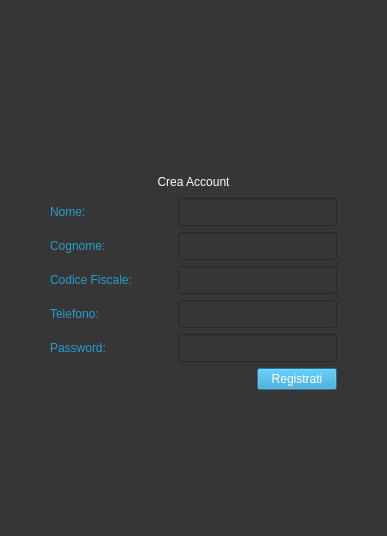
Before: the Qt Designer form Viste/Accesso/GUI/createacc.ui in GiulianiM/Noleggio, drawn with Qt 5.
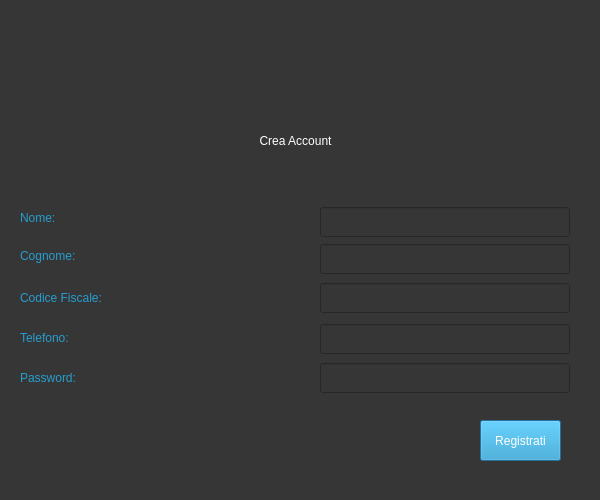
After: the same form once the commit is applied. Icons and pictures are not drawn.

Diff of the .ui file:
```diff
--- a/Viste/Accesso/GUI/createacc.ui
+++ b/Viste/Accesso/GUI/createacc.ui
@@ -6,8 +6,8 @@
    <rect>
     <x>0</x>
     <y>0</y>
-    <width>387</width>
-    <height>536</height>
+    <width>600</width>
+    <height>500</height>
    </rect>
   </property>
   <property name="windowTitle">
@@ -21,26 +21,35 @@
   <property name="styleSheet">
    <string notr="true">background-color: rgb(54, 54, 54);</string>
   </property>
-  <layout class="QGridLayout" name="gridLayout">
-   <item row="2" column="0">
-    <spacer name="horizontalSpacer_5">
-     <property name="orientation">
-      <enum>Qt::Horizontal</enum>
-     </property>
-     <property name="sizeHint" stdset="0">
-      <size>
-       <width>40</width>
-       <height>20</height>
-      </size>
-     </property>
-    </spacer>
-   </item>
-   <item row="3" column="1">
-    <layout class="QHBoxLayout" name="layout_3">
-     <item>
-      <layout class="QVBoxLayout" name="verticalLayout">
-       <item>
+  <widget class="QLabel" name="label">
+   <property name="geometry">
+    <rect>
+     <x>150</x>
+     <y>100</y>
+     <width>291</width>
+     <height>81</height>
+    </rect>
+   </property>
+   <property name="styleSheet">
+    <string notr="true">color: rgb(255, 255, 255);
+font: 28pt &quot;Segoe UI&quot;;</string>
+   </property>
+   <property name="text">
+    <string>Crea Account</string>
+   </property>
+   <property name="alignment">
+    <set>Qt::AlignCenter</set>
+   </property>
+  </widget>
         <widget class="QLabel" name="label_2">
+   <property name="geometry">
+    <rect>
+     <x>20</x>
+     <y>200</y>
+     <width>101</width>
+     <height>36</height>
+    </rect>
+   </property>
          <property name="styleSheet">
           <string notr="true">color: rgb(38, 157, 206);
 font: 20pt &quot;Segoe UI&quot;;</string>
@@ -49,9 +58,15 @@
           <string>Nome:</string>
          </property>
         </widget>
-       </item>
-       <item>
         <widget class="QLabel" name="label_3">
+   <property name="geometry">
+    <rect>
+     <x>20</x>
+     <y>230</y>
+     <width>151</width>
+     <height>51</height>
+    </rect>
+   </property>
          <property name="styleSheet">
           <string notr="true">color: rgb(38, 157, 206);
 font: 20pt &quot;Segoe UI&quot;;</string>
@@ -60,9 +75,51 @@
           <string>Cognome:</string>
          </property>
         </widget>
-       </item>
-       <item>
+  <widget class="QLabel" name="label_4">
+   <property name="geometry">
+    <rect>
+     <x>260</x>
+     <y>20</y>
+     <width>81</width>
+     <height>81</height>
+    </rect>
+   </property>
+   <property name="text">
+    <string/>
+   </property>
+   <property name="pixmap">
+    <pixmap>../../logo.png</pixmap>
+   </property>
+   <property name="scaledContents">
+    <bool>true</bool>
+   </property>
+  </widget>
+  <widget class="QPushButton" name="signupbutton">
+   <property name="geometry">
+    <rect>
+     <x>480</x>
+     <y>420</y>
+     <width>81</width>
+     <height>41</height>
+    </rect>
+   </property>
+   <property name="styleSheet">
+    <string notr="true">font-size:14; color:white;background-color:rgb(38, 157, 206)
+</string>
+   </property>
+   <property name="text">
+    <string>Registrati</string>
+   </property>
+  </widget>
         <widget class="QLabel" name="label_5">
+   <property name="geometry">
+    <rect>
+     <x>20</x>
+     <y>280</y>
+     <width>211</width>
+     <height>36</height>
+    </rect>
+   </property>
          <property name="styleSheet">
           <string notr="true">color: rgb(38, 157, 206);
 font: 20pt &quot;Segoe UI&quot;;</string>
@@ -71,20 +128,15 @@
           <string>Codice Fiscale:</string>
          </property>
         </widget>
-       </item>
-       <item>
-        <widget class="QLabel" name="label_7">
-         <property name="styleSheet">
-          <string notr="true">color: rgb(38, 157, 206);
-font: 20pt &quot;Segoe UI&quot;;</string>
-         </property>
-         <property name="text">
-          <string>Telefono:</string>
-         </property>
-        </widget>
-       </item>
-       <item>
         <widget class="QLabel" name="label_6">
+   <property name="geometry">
+    <rect>
+     <x>20</x>
+     <y>360</y>
+     <width>141</width>
+     <height>36</height>
+    </rect>
+   </property>
          <property name="styleSheet">
           <string notr="true">color: rgb(38, 157, 206);
 font: 20pt &quot;Segoe UI&quot;;</string>
@@ -93,109 +145,84 @@
           <string>Password:</string>
          </property>
         </widget>
-       </item>
-      </layout>
-     </item>
-     <item>
-      <spacer name="horizontalSpacer_4">
-       <property name="orientation">
-        <enum>Qt::Horizontal</enum>
-       </property>
-       <property name="sizeHint" stdset="0">
-        <size>
-         <width>40</width>
-         <height>20</height>
-        </size>
-       </property>
-      </spacer>
-     </item>
-     <item>
-      <layout class="QVBoxLayout" name="verticalLayout_2">
-       <item>
+  <widget class="QLabel" name="label_7">
+   <property name="geometry">
+    <rect>
+     <x>20</x>
+     <y>320</y>
+     <width>141</width>
+     <height>36</height>
+    </rect>
+   </property>
+   <property name="styleSheet">
+    <string notr="true">color: rgb(38, 157, 206);
+font: 20pt &quot;Segoe UI&quot;;</string>
+   </property>
+   <property name="text">
+    <string>Telefono:</string>
+   </property>
+  </widget>
         <widget class="QLineEdit" name="nome">
-         <property name="sizePolicy">
-          <sizepolicy hsizetype="MinimumExpanding" vsizetype="Minimum">
-           <horstretch>0</horstretch>
-           <verstretch>0</verstretch>
-          </sizepolicy>
-         </property>
-         <property name="font">
-          <font>
-           <pointsize>13</pointsize>
-          </font>
+   <property name="geometry">
+    <rect>
+     <x>320</x>
+     <y>207</y>
+     <width>250</width>
+     <height>30</height>
+    </rect>
          </property>
          <property name="styleSheet">
           <string notr="true">color: rgb(255, 255, 255);
 </string>
          </property>
         </widget>
-       </item>
-       <item>
         <widget class="QLineEdit" name="cognome">
-         <property name="sizePolicy">
-          <sizepolicy hsizetype="MinimumExpanding" vsizetype="Minimum">
-           <horstretch>0</horstretch>
-           <verstretch>0</verstretch>
-          </sizepolicy>
-         </property>
-         <property name="font">
-          <font>
-           <pointsize>13</pointsize>
-          </font>
+   <property name="geometry">
+    <rect>
+     <x>320</x>
+     <y>244</y>
+     <width>250</width>
+     <height>30</height>
+    </rect>
          </property>
          <property name="styleSheet">
           <string notr="true">color: rgb(255, 255, 255);</string>
          </property>
         </widget>
-       </item>
-       <item>
         <widget class="QLineEdit" name="cf">
-         <property name="sizePolicy">
-          <sizepolicy hsizetype="MinimumExpanding" vsizetype="Minimum">
-           <horstretch>0</horstretch>
-           <verstretch>0</verstretch>
-          </sizepolicy>
-         </property>
-         <property name="font">
-          <font>
-           <pointsize>13</pointsize>
-          </font>
+   <property name="geometry">
+    <rect>
+     <x>320</x>
+     <y>283</y>
+     <width>250</width>
+     <height>30</height>
+    </rect>
          </property>
          <property name="styleSheet">
           <string notr="true">color: rgb(255, 255, 255);</string>
          </property>
         </widget>
-       </item>
-       <item>
         <widget class="QLineEdit" name="telefono">
-         <property name="sizePolicy">
-          <sizepolicy hsizetype="MinimumExpanding" vsizetype="Minimum">
-           <horstretch>0</horstretch>
-           <verstretch>0</verstretch>
-          </sizepolicy>
-         </property>
-         <property name="font">
-          <font>
-           <pointsize>13</pointsize>
-          </font>
+   <property name="geometry">
+    <rect>
+     <x>320</x>
+     <y>324</y>
+     <width>250</width>
+     <height>30</height>
+    </rect>
          </property>
          <property name="styleSheet">
           <string notr="true">color: rgb(255, 255, 255);</string>
          </property>
         </widget>
-       </item>
-       <item>
         <widget class="QLineEdit" name="password">
-         <property name="sizePolicy">
-          <sizepolicy hsizetype="MinimumExpanding" vsizetype="Minimum">
-           <horstretch>0</horstretch>
-           <verstretch>0</verstretch>
-          </sizepolicy>
-         </property>
-         <property name="font">
-          <font>
-           <pointsize>13</pointsize>
-          </font>
+   <property name="geometry">
+    <rect>
+     <x>320</x>
+     <y>363</y>
+     <width>250</width>
+     <height>30</height>
+    </rect>
          </property>
          <property name="styleSheet">
           <string notr="true">color: rgb(255, 255, 255);</string>
@@ -204,140 +231,19 @@
           <enum>QLineEdit::Password</enum>
          </property>
         </widget>
-       </item>
-      </layout>
-     </item>
-    </layout>
-   </item>
-   <item row="4" column="1">
-    <layout class="QHBoxLayout" name="horizontalLayout_3">
-     <item>
-      <spacer name="horizontalSpacer">
-       <property name="orientation">
-        <enum>Qt::Horizontal</enum>
-       </property>
-       <property name="sizeHint" stdset="0">
-        <size>
-         <width>40</width>
-         <height>20</height>
-        </size>
-       </property>
-      </spacer>
-     </item>
-     <item>
-      <widget class="QPushButton" name="signupbutton">
-       <property name="styleSheet">
-        <string notr="true">font-size:14; color:white;background-color:rgb(38, 157, 206)
-</string>
-       </property>
-       <property name="text">
-        <string>Registrati</string>
-       </property>
-      </widget>
-     </item>
-    </layout>
-   </item>
-   <item row="2" column="1">
-    <layout class="QVBoxLayout" name="layout_2">
-     <item>
-      <widget class="QLabel" name="label">
-       <property name="styleSheet">
-        <string notr="true">color: rgb(255, 255, 255);
-font: 28pt &quot;Segoe UI&quot;;</string>
-       </property>
-       <property name="text">
-        <string>Crea Account</string>
-       </property>
-       <property name="alignment">
-        <set>Qt::AlignCenter</set>
-       </property>
-      </widget>
-     </item>
-    </layout>
-   </item>
-   <item row="1" column="1">
-    <layout class="QHBoxLayout" name="horizontalLayout_2">
-     <item>
-      <spacer name="horizontalSpacer_2">
-       <property name="orientation">
-        <enum>Qt::Horizontal</enum>
-       </property>
-       <property name="sizeHint" stdset="0">
-        <size>
-         <width>40</width>
-         <height>20</height>
-        </size>
-       </property>
-      </spacer>
-     </item>
-     <item>
-      <widget class="QLabel" name="label_4">
-       <property name="text">
-        <string/>
-       </property>
-       <property name="pixmap">
-        <pixmap>../../logo.png</pixmap>
-       </property>
-       <property name="scaledContents">
-        <bool>true</bool>
-       </property>
-      </widget>
-     </item>
-     <item>
-      <spacer name="horizontalSpacer_3">
-       <property name="orientation">
-        <enum>Qt::Horizontal</enum>
-       </property>
-       <property name="sizeHint" stdset="0">
-        <size>
-         <width>40</width>
-         <height>20</height>
-        </size>
-       </property>
-      </spacer>
-     </item>
-    </layout>
-   </item>
-   <item row="0" column="1">
-    <spacer name="verticalSpacer">
-     <property name="orientation">
-      <enum>Qt::Vertical</enum>
-     </property>
-     <property name="sizeHint" stdset="0">
-      <size>
-       <width>20</width>
-       <height>40</height>
-      </size>
-     </property>
-    </spacer>
-   </item>
-   <item row="5" column="1">
-    <spacer name="verticalSpacer_2">
-     <property name="orientation">
-      <enum>Qt::Vertical</enum>
-     </property>
-     <property name="sizeHint" stdset="0">
-      <size>
-       <width>20</width>
-       <height>40</height>
-      </size>
-     </property>
-    </spacer>
-   </item>
-   <item row="2" column="2">
-    <spacer name="horizontalSpacer_6">
-     <property name="orientation">
-      <enum>Qt::Horizontal</enum>
-     </property>
-     <property name="sizeHint" stdset="0">
-      <size>
-       <width>40</width>
-       <height>20</height>
-      </size>
-     </property>
-    </spacer>
-   </item>
-  </layout>
+  <zorder>label_5</zorder>
+  <zorder>label</zorder>
+  <zorder>label_3</zorder>
+  <zorder>label_4</zorder>
+  <zorder>signupbutton</zorder>
+  <zorder>label_6</zorder>
+  <zorder>label_7</zorder>
+  <zorder>label_2</zorder>
+  <zorder>nome</zorder>
+  <zorder>cognome</zorder>
+  <zorder>cf</zorder>
+  <zorder>telefono</zorder>
+  <zorder>password</zorder>
  </widget>
  <resources/>
  <connections/>
```
Lines whose indentation alone changed are shown as unchanged.
